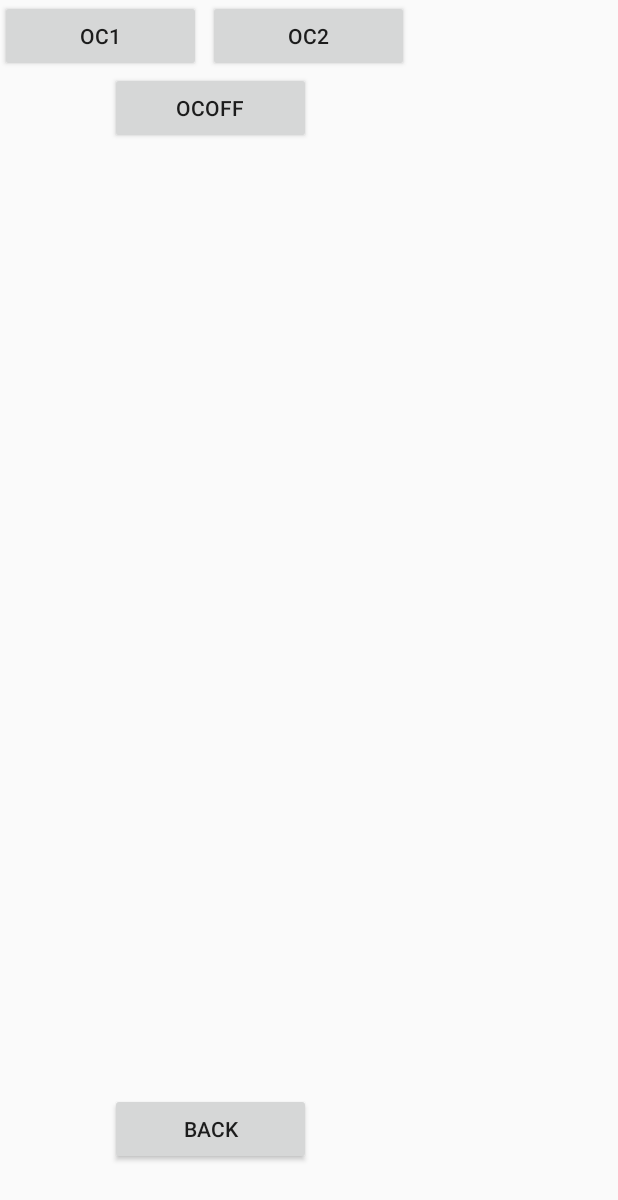
After one commit to poorvaja23/MessagingApp, an Android app: the CPUOCActivity screen opened directly, with no data from a screen before it, on a phone screen of 412 x 824 dp. The commit adds this screen. Shown: the top 1200 px of the screen. Run offline under Robolectric (Android 15) with nearby library versions, the phone set to English and light mode, and no system bars.

Commit message:
Changes in app

```diff
--- a/android/app/src/main/AndroidManifest.xml
+++ b/android/app/src/main/AndroidManifest.xml
@@ -45,6 +45,11 @@
                 <!-- [END register_for_notification_clicks] -->
             </intent-filter>
         </activity>
+        <activity android:name=".activity.CPUOCActivity">
+            <intent-filter>
+                <action android:name="android.intent.action.DEFAULT" />
+            </intent-filter>
+        </activity>
 
         <!-- START gcm -->
         <receiver
--- /dev/null
+++ b/android/app/src/main/java/com/google/samples/apps/friendlyping/activity/CPUOCActivity.java
@@ -0,0 +1,109 @@
+package com.google.samples.apps.friendlyping.activity;
+
+import android.content.Context;
+import android.content.Intent;
+import android.content.SharedPreferences;
+import android.os.Bundle;
+import android.preference.PreferenceManager;
+import android.support.v7.app.AppCompatActivity;
+import android.util.Log;
+import android.view.View;
+import android.widget.Button;
+
+import com.google.android.gms.gcm.GoogleCloudMessaging;
+import com.google.samples.apps.friendlyping.AnalyticsHelper;
+import com.google.samples.apps.friendlyping.R;
+import com.google.samples.apps.friendlyping.constants.PingerKeys;
+import com.google.samples.apps.friendlyping.constants.RegistrationConstants;
+import com.google.samples.apps.friendlyping.fragment.FriendlyPingFragment;
+import com.google.samples.apps.friendlyping.gcm.GcmAction;
+import com.google.samples.apps.friendlyping.model.TrackingEvent;
+import com.google.samples.apps.friendlyping.util.FriendlyPingUtil;
+import com.google.samples.apps.friendlyping.model.Pinger;
+
+import java.io.IOException;
+
+/**
+ * Created by SC-NV-LQ on 6/8/2016.
+ */
+public class CPUOCActivity extends AppCompatActivity
+{
+    private String mRegistrationToken;
+    private String sharedPreferences;
+    private Button oc1button;
+    private Button oc2button;
+    private Button ocOffbutton;
+    private SharedPreferences mDefaultSharedPreferences;
+    @Override
+    protected void onCreate(Bundle savedInstanceState) {
+        super.onCreate(savedInstanceState);
+        setContentView(R.layout.activity_cpu_oc);
+        oc1button = (Button) findViewById(R.id.OC1button);
+        oc2button = (Button) findViewById(R.id.OC2button);
+        ocOffbutton = (Button) findViewById(R.id.OCoffbutton);
+
+        oc1button.setOnClickListener(oc1AppliedHandler);
+        oc2button.setOnClickListener(oc2AppliedHandler);
+        ocOffbutton.setOnClickListener(ocOffAppliedHandler);
+        Intent intent = getIntent();
+        mRegistrationToken = intent.getStringExtra("token");
+        sharedPreferences = intent.getStringExtra("shared");
+        mDefaultSharedPreferences = PreferenceManager.getDefaultSharedPreferences(getApplicationContext());
+    }
+
+    private View.OnClickListener oc1AppliedHandler = new View.OnClickListener()
+    {
+        @Override
+        public void onClick(View v)
+        {
+            ApplyProfile(1);
+        }
+    };
+
+    private void ApplyProfile(int profileID)
+    {
+        final Context context = getApplicationContext();
+        Bundle data = new Bundle();
+        data.putString(PingerKeys.ACTION, GcmAction.APPLY_PROFILE);   //key/value pairs to be send- value always string
+        data.putString(PingerKeys.PROFILE, String.valueOf(profileID));
+        data.putString(PingerKeys.TO, mRegistrationToken);
+        data.putString(PingerKeys.SENDER,sharedPreferences);
+        try {
+            //send(String to, String msgId, Bundle data)
+            GoogleCloudMessaging.getInstance(context)
+                    .send(FriendlyPingUtil.getServerUrl(getApplicationContext()),
+                            String.valueOf(System.currentTimeMillis()), data);
+            AnalyticsHelper.send(context, TrackingEvent.PING_SENT);
+        } catch (IOException e) {
+        }
+    }
+
+    private View.OnClickListener oc2AppliedHandler = new View.OnClickListener()
+    {
+        @Override
+        public void onClick(View v)
+        {
+            ApplyProfile(2);
+        }
+    };
+
+    private View.OnClickListener ocOffAppliedHandler = new View.OnClickListener()
+    {
+        @Override
+        public void onClick(View v)
+        {
+            ApplyProfile(0);
+        }
+    };
+
+    @Override
+    public void onStart() {
+        super.onStart();
+    }
+
+    @Override
+    public void onStop() {
+        super.onStop();
+    }
+
+}
--- a/android/app/src/main/java/com/google/samples/apps/friendlyping/constants/PingerKeys.java
+++ b/android/app/src/main/java/com/google/samples/apps/friendlyping/constants/PingerKeys.java
@@ -30,4 +30,6 @@ public class PingerKeys {
     public static final String ACTION = "action";
     public static final String SENDER = "sender";
     public static final String TO = "to";
+
+    public static final String PROFILE = "profile";
 }
--- a/android/app/src/main/java/com/google/samples/apps/friendlyping/gcm/GcmAction.java
+++ b/android/app/src/main/java/com/google/samples/apps/friendlyping/gcm/GcmAction.java
@@ -27,4 +27,5 @@ public class GcmAction {
     public static final String BROADCAST_NEW_CLIENT = "broadcast_new_client";
     public static final String SEND_CLIENT_LIST = "send_client_list";
     public static final String PING_CLIENT = "ping_client";
+    public static final String APPLY_PROFILE = "apply_profile";
 }
--- /dev/null
+++ b/android/app/src/main/res/layout/activity_cpu_oc.xml
@@ -0,0 +1,50 @@
+<?xml version="1.0" encoding="utf-8"?>
+<RelativeLayout xmlns:android="http://schemas.android.com/apk/res/android"
+    android:orientation="vertical" android:layout_width="match_parent"
+    android:layout_height="match_parent"
+    android:weightSum="1">
+
+    <Button
+        android:layout_width="134dp"
+        android:layout_height="wrap_content"
+        android:text="@string/oc1"
+        android:id="@+id/OC1button" />
+
+    <Button
+        android:layout_width="134dp"
+        android:layout_height="wrap_content"
+        android:text="@string/oc2"
+        android:id="@+id/OC2button"
+        android:layout_above="@+id/OCoffbutton"
+        android:layout_centerHorizontal="true" />
+
+    <Button
+        android:layout_width="134dp"
+        android:layout_height="wrap_content"
+        android:text="@string/ocoff"
+        android:id="@+id/OCoffbutton"
+        android:layout_below="@+id/OC1button"
+        android:layout_alignRight="@+id/OC2button"
+        android:layout_alignEnd="@+id/OC2button"
+        android:layout_marginRight="65dp"
+        android:layout_marginEnd="65dp" />
+
+    <TextView
+        android:layout_width="match_parent"
+        android:layout_height="wrap_content"
+        android:layout_below="@+id/OCoffbutton"
+        android:layout_alignParentLeft="true"
+        android:layout_alignParentStart="true"
+        android:layout_marginTop="72dp" />
+
+    <Button
+        android:layout_width="134dp"
+        android:layout_height="wrap_content"
+        android:text="@string/Back"
+        android:id="@+id/Mainbutton"
+        android:layout_alignParentBottom="true"
+        android:layout_alignLeft="@+id/OCoffbutton"
+        android:layout_alignStart="@+id/OCoffbutton"
+        android:layout_marginBottom="47dp" />
+
+</RelativeLayout>
--- /dev/null
+++ b/android/app/src/main/res/values-v21/strings.xml
@@ -0,0 +1,8 @@
+<?xml version="1.0" encoding="utf-8"?>
+<resources>
+    <string name="oc1">OC1</string>
+    <string name="oc2">OC2</string>
+    <string name="ocoff">OCoff</string>
+    <string name="Back">Back</string>
+    <string name="Dominator">Dominator</string>
+</resources>
--- a/android/app/src/main/res/values/strings.xml
+++ b/android/app/src/main/res/values/strings.xml
@@ -23,4 +23,9 @@
     <string name="play_services_error_fmt">Google Play Services Error: %s</string>
     <string name="description_profile_picture">Profile Picture</string>
     <string name="test_banner_ad_unit_id">12</string>
+    <string name="oc1">OC1</string>
+    <string name="oc2">OC2</string>
+    <string name="ocoff">OCoff</string>
+    <string name="Back">Back</string>
+    <string name="Dominator">Dominator</string>
 </resources>
```
Also changed, not shown: android/app/src/main/java/com/google/samples/apps/friendlyping/activity/FriendlyPingActivity.java (+22 -1 lines), android/app/src/main/java/com/google/samples/apps/friendlyping/fragment/FriendlyPingFragment.java (+13 -3 lines), android/app/src/main/res/layout/activity_friendly_ping.xml (+7 -0 lines).
